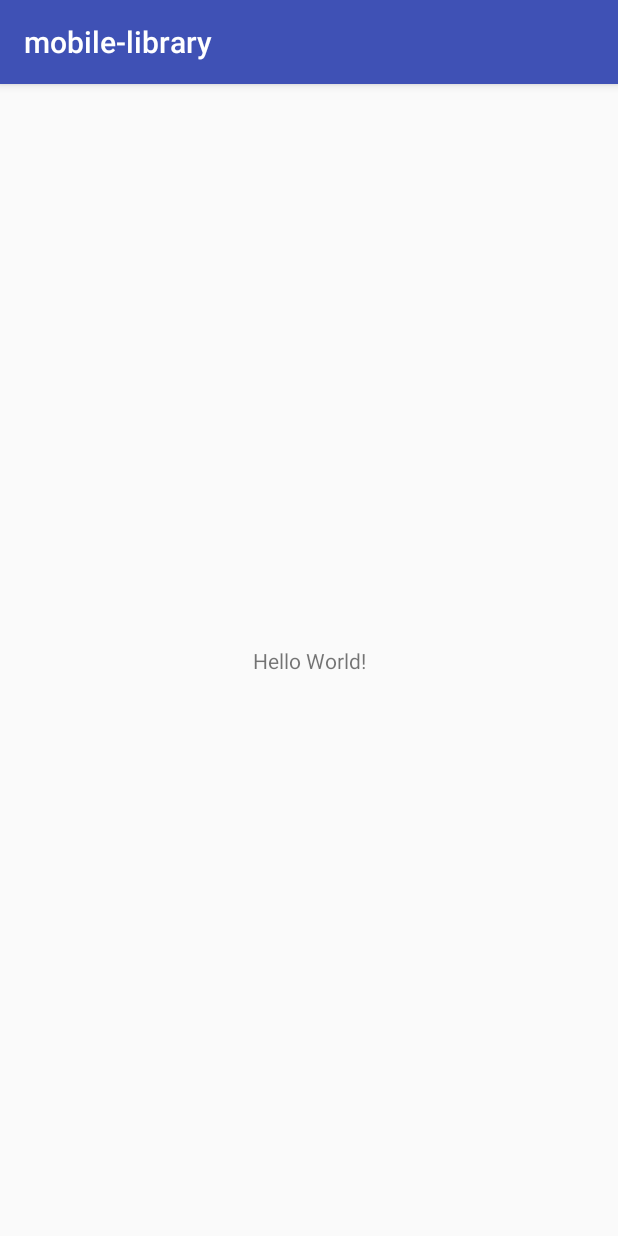
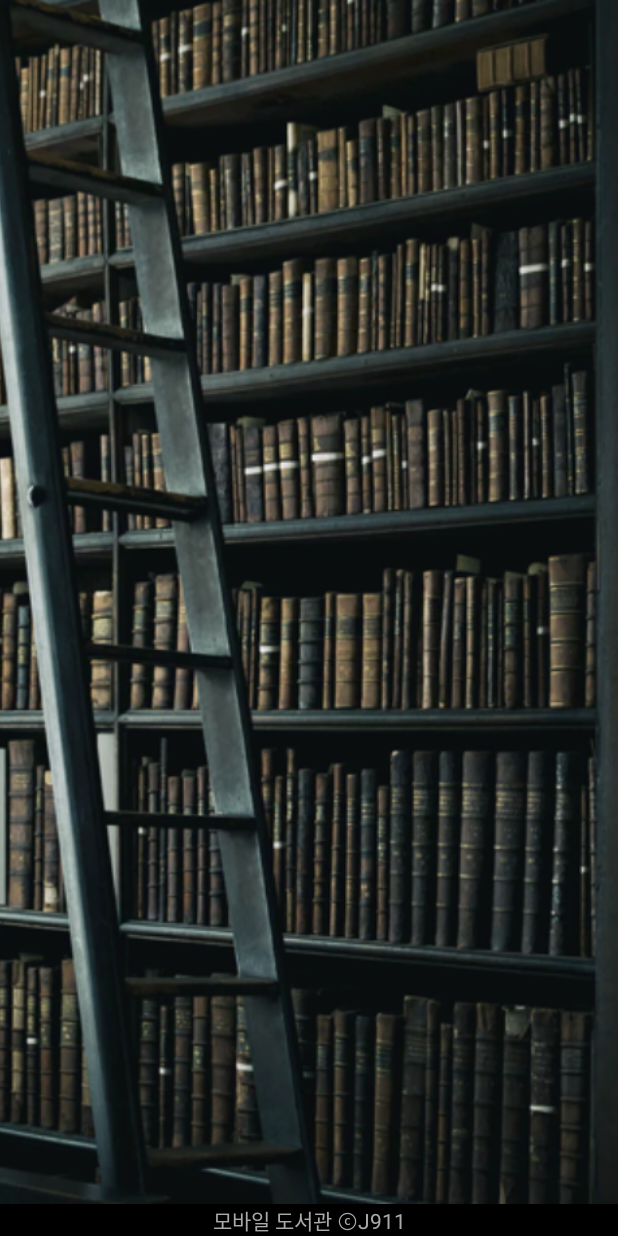
Before and after one commit to J911/mobile-library, an Android app: the first screen one second after launch (MainActivity before the commit, Splash after it), on a phone screen of 412 x 824 dp. Run offline under Robolectric (Android 15) with nearby library versions, the phone set to English and light mode, and no system bars.

Commit message:
feat: add Slpash Activity: Splash.java

```diff
--- a/app/src/main/AndroidManifest.xml
+++ b/app/src/main/AndroidManifest.xml
@@ -9,13 +9,14 @@
         android:roundIcon="@mipmap/ic_launcher_round"
         android:supportsRtl="true"
         android:theme="@style/AppTheme">
-        <activity android:name=".MainActivity">
+        <activity android:name=".Splash">
             <intent-filter>
                 <action android:name="android.intent.action.MAIN" />
 
                 <category android:name="android.intent.category.LAUNCHER" />
             </intent-filter>
         </activity>
+        <activity android:name=".MainActivity"></activity>
     </application>
 
 </manifest>
--- /dev/null
+++ b/app/src/main/java/me/j911/term_project/mobile_library/Splash.java
@@ -0,0 +1,26 @@
+package me.j911.term_project.mobile_library;
+
+import android.app.Activity;
+import android.content.Intent;
+import android.os.Bundle;
+import android.os.Handler;
+
+public class Splash extends Activity {
+
+    private final int SPLASH_DISPLAY_LENGTH = 3000;
+
+    @Override
+    public void onCreate(Bundle savedInstanceState) {
+        super.onCreate(savedInstanceState);
+        setContentView(R.layout.splashscreen);
+
+        new Handler().postDelayed(new Runnable(){
+            @Override
+            public void run() {
+                Intent mainIntent = new Intent(Splash.this, MainActivity.class);
+                Splash.this.startActivity(mainIntent);
+                Splash.this.finish();
+            }
+        }, SPLASH_DISPLAY_LENGTH);
+    }
+}
--- /dev/null
+++ b/app/src/main/res/layout/splashscreen.xml
@@ -0,0 +1,32 @@
+<?xml version="1.0" encoding="utf-8"?>
+<LinearLayout xmlns:android="http://schemas.android.com/apk/res/android"
+    android:layout_width="match_parent"
+    android:layout_height="match_parent"
+    android:orientation="vertical"
+    android:padding="0dp">
+
+    <ImageView
+        android:id="@+id/splashscreen"
+        android:layout_width="match_parent"
+        android:layout_height="0dp"
+        android:layout_gravity="top"
+        android:layout_weight="1"
+        android:adjustViewBounds="true"
+        android:background="@drawable/splash"
+        android:cropToPadding="false"
+        android:scaleType="centerCrop"
+        android:src="@drawable/splash" />
+
+    <TextView
+        android:id="@+id/footer"
+        android:layout_width="match_parent"
+        android:layout_height="wrap_content"
+        android:background="@android:color/background_dark"
+        android:gravity="bottom"
+        android:text="@string/footer"
+        android:textAlignment="center"
+        android:textColor="@android:color/darker_gray" />
+
+
+
+</LinearLayout>
--- a/app/src/main/res/values/strings.xml
+++ b/app/src/main/res/values/strings.xml
@@ -1,3 +1,4 @@
 <resources>
     <string name="app_name">mobile-library</string>
+    <string name="footer">모바일 도서관 ⓒJ911</string>
 </resources>
--- a/app/src/main/res/values/styles.xml
+++ b/app/src/main/res/values/styles.xml
@@ -1,11 +1,12 @@
 <resources>
 
     <!-- Base application theme. -->
-    <style name="AppTheme" parent="Theme.AppCompat.Light.DarkActionBar">
+    <style name="AppTheme" parent="Theme.AppCompat.Light.NoActionBar">
         <!-- Customize your theme here. -->
         <item name="colorPrimary">@color/colorPrimary</item>
         <item name="colorPrimaryDark">@color/colorPrimaryDark</item>
         <item name="colorAccent">@color/colorAccent</item>
+        <item name="android:windowFullscreen">true</item>
     </style>
 
 </resources>
```
Also changed, not shown: app/src/main/res/drawable/splash.png (added), 1 other file.
